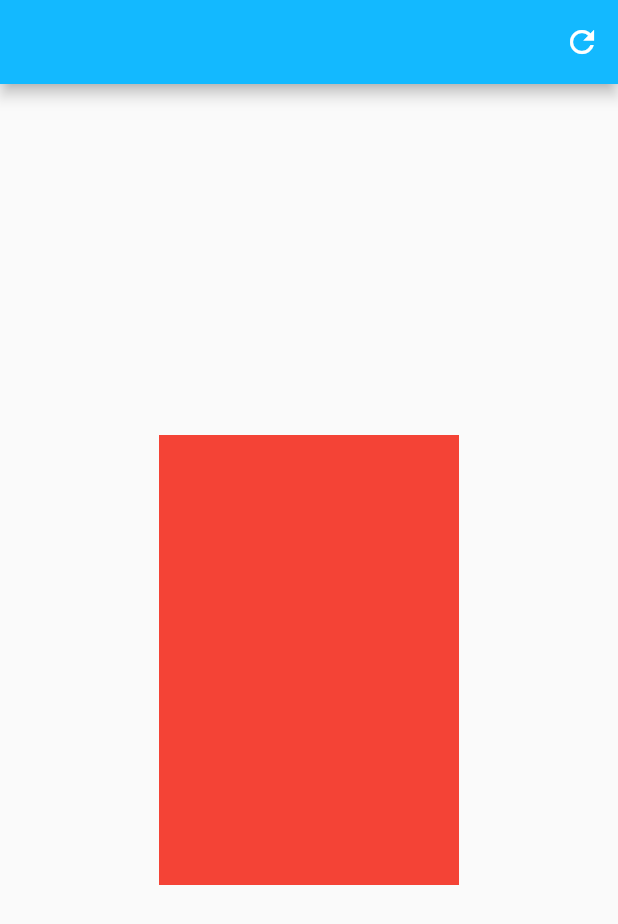
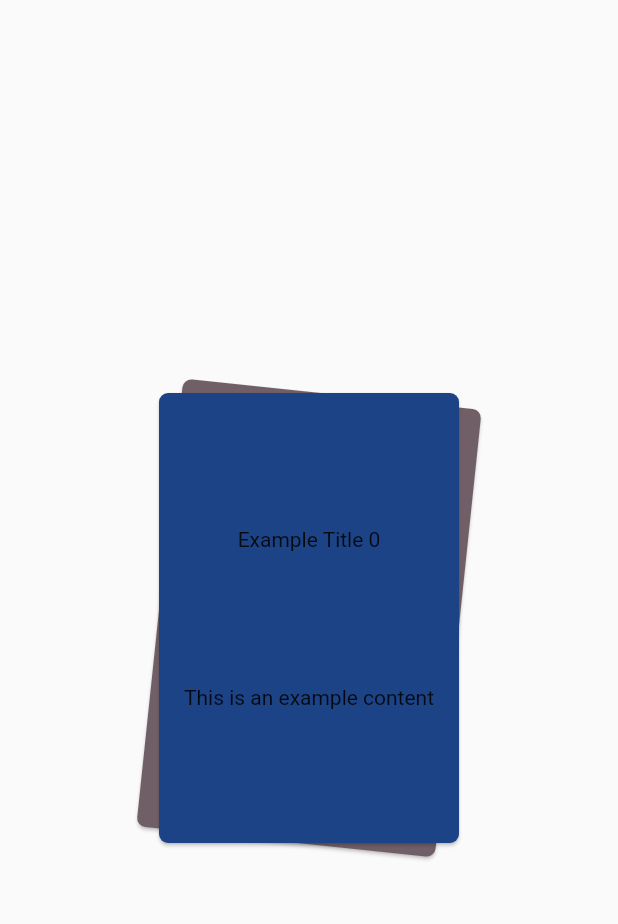
Before and after one commit to mirkancal/friendly-cards, a Flutter app: the screen it shows after launch, on a phone screen of 412 x 824 dp. Shown: the top 924 px of the screen. Run offline on Flutter 3.47's test engine with Material 2 defaults, Android fonts, the phone set to English and light mode, and no system bars; our stand-ins replace bloc, flutter_bloc; generated files the repository leaves out were written again.

Commit message:
- Swipe to remove current card

```diff
--- a/lib/app/app.dart
+++ b/lib/app/app.dart
@@ -7,9 +7,7 @@
 
 import 'package:flutter/material.dart';
 import 'package:flutter_localizations/flutter_localizations.dart';
-import 'package:friendly_cards/counter/widget/card.dart';
-import 'package:friendly_cards/counter/widget/example_draggable.dart';
-import 'package:friendly_cards/counter/widget/slidable_animated_cards.dart';
+import 'package:friendly_cards/counter/widget/slidable_animated_cards_list.dart';
 import 'package:friendly_cards/l10n/l10n.dart';
 
 class App extends StatelessWidget {
@@ -27,7 +25,11 @@ class App extends StatelessWidget {
         GlobalMaterialLocalizations.delegate,
       ],
       supportedLocales: AppLocalizations.supportedLocales,
-      home: SlidableAnimatedCards(),
+      home: const Scaffold(
+        body: Center(
+          child: SlidableAnimatedCardsList(),
+        ),
+      ),
     );
   }
 }
--- a/lib/counter/view/counter_page.dart
+++ b/lib/counter/view/counter_page.dart
@@ -8,7 +8,6 @@
 import 'package:flutter/material.dart';
 import 'package:flutter_bloc/flutter_bloc.dart';
 import 'package:friendly_cards/counter/counter.dart';
-import 'package:friendly_cards/counter/widget/card.dart';
 import 'package:friendly_cards/l10n/l10n.dart';
 
 class CounterPage extends StatelessWidget {
--- a/lib/counter/widget/card.dart
+++ /dev/null
@@ -1,19 +0,0 @@
-import 'package:flutter/material.dart';
-import 'package:friendly_cards/counter/widget/slidable_animated_cards.dart';
-
-const imgUrl =
-    'https://images.unsplash.com/photo-1534528741775-53994a69daeb?ixid=MXwxMjA3fDB8MHxwaG90by1wYWdlfHx8fGVufDB8fHw%3D&ixlib=rb-1.2.1&auto=format&fit=crop&w=1300&q=80';
-
-class MyHomePage extends StatefulWidget {
-  @override
-  _MyHomePageState createState() => _MyHomePageState();
-}
-
-class _MyHomePageState extends State<MyHomePage> {
-  final List<Widget> items = [Image.network(imgUrl)];
-
-  @override
-  Widget build(BuildContext context) {
-    return SlidableAnimatedCards();
-  }
-}
--- /dev/null
+++ b/lib/counter/widget/friendly_card_widget.dart
@@ -0,0 +1,28 @@
+import 'package:flutter/material.dart';
+import 'package:friendly_cards/models/friendly_card.dart';
+
+class FriendlyCardWidget extends StatelessWidget {
+  const FriendlyCardWidget({Key? key, required this.careCard})
+      : super(key: key);
+
+  final FriendlyCard careCard;
+
+  @override
+  Widget build(BuildContext context) {
+    return Card(
+      color: careCard.color,
+      shape: RoundedRectangleBorder(borderRadius: BorderRadius.circular(6)),
+      child: Container(
+        height: 300,
+        width: 200,
+        child: Column(
+          mainAxisAlignment: MainAxisAlignment.spaceEvenly,
+          children: [
+            Text(careCard.title),
+            Text(careCard.content),
+          ],
+        ),
+      ),
+    );
+  }
+}
--- /dev/null
+++ b/lib/counter/widget/slidable_animated_card.dart
@@ -0,0 +1,116 @@
+import 'dart:math';
+
+import 'package:flutter/cupertino.dart';
+import 'package:flutter/material.dart';
+import 'package:flutter/physics.dart';
+
+import '../../extensions/context_extension.dart';
+
+class SlidableAnimatedCard extends StatefulWidget {
+  const SlidableAnimatedCard(
+      {Key? key, required this.child, required this.removeCard})
+      : super(key: key);
+
+  final Widget child;
+  final VoidCallback removeCard;
+
+  @override
+  _SlidableAnimatedCardState createState() => _SlidableAnimatedCardState();
+}
+
+class _SlidableAnimatedCardState extends State<SlidableAnimatedCard>
+    with SingleTickerProviderStateMixin {
+  late final AnimationController controller;
+
+  @override
+  void initState() {
+    controller = AnimationController.unbounded(vsync: this);
+    super.initState();
+  }
+
+  double direction = 0.0;
+  Offset dragStartOffset = const Offset(0, 0);
+  Offset dragUpdateOffset = const Offset(0, 0);
+
+  bool _swipeMeetsEscapeVelocity(Offset dragOffset, Velocity velocity) {
+    return dragOffset.distance + velocity.pixelsPerSecond.distance >
+            3 * context.currentSize.width / 4 &&
+        velocity.pixelsPerSecond.distance > 400;
+  }
+
+  @override
+  Widget build(BuildContext context) {
+    return AnimatedBuilder(
+      animation: controller,
+      builder: (context, _) => Center(
+        child: Transform.translate(
+          offset: Offset.fromDirection(direction, controller.value),
+          child: Transform.rotate(
+            angle: rotateCardByOffset(
+                Offset.fromDirection(direction, controller.value)),
+            child: GestureDetector(
+              onPanStart: (details) {
+                dragStartOffset = details.globalPosition;
+              },
+              onPanUpdate: (details) {
+                dragUpdateOffset = details.globalPosition;
+                var userDragOffset = dragUpdateOffset - dragStartOffset;
+                direction = userDragOffset.direction;
+                controller.value = userDragOffset.distance;
+              },
+              onPanEnd: (details) {
+                var userDragOffset = dragUpdateOffset - dragStartOffset;
+                if (_swipeMeetsEscapeVelocity(
+                    userDragOffset, details.velocity)) {
+                  var frictionSimulation = FrictionSimulation(
+                      0.9,
+                      controller.value,
+                      details.velocity.pixelsPerSecond.distance / 2);
+                  controller.animateWith(frictionSimulation).timeout(
+                    const Duration(seconds: 2),
+                    onTimeout: () {
+                      controller.animateBack(0.0,
+                          duration: const Duration(milliseconds: 1));
+                      Future.delayed(const Duration(seconds: 1));
+                      widget.removeCard();
+                    },
+                  );
+                } else {
+                  var springDescription = const SpringDescription(
+                      mass: 5, stiffness: 5, damping: 5);
+                  var springSimulation = SpringSimulation(
+                      springDescription,
+                      controller.value,
+                      0,
+                      details.velocity.pixelsPerSecond.distance);
+
+                  controller.animateWith(springSimulation);
+                }
+              },
+              child: widget.child,
+            ),
+          ),
+        ),
+      ),
+    );
+  }
+}
+
+double rotateCardByOffset(Offset offset) {
+  print('Offset.dx: ${offset.dx},  Offset.dy: ${offset.dy}');
+  if (offset.dy > 0 && offset.dx > 0) {
+    var rotationAngle = offset.dx / 100 > 1 ? 1 : offset.dx / 100;
+    return -(pi * 1 / 10) * rotationAngle;
+  } else if (offset.dy > 0 && offset.dx < 0) {
+    var rotationAngle = offset.dx / 100 > 1 ? 1 : offset.dx / 100;
+    return -(pi * 1 / 10) * rotationAngle;
+  } else if (offset.dy < 0 && offset.dx < 0) {
+    var rotationAngle = offset.dx / 100 > 1 ? 1 : offset.dx / 100;
+    return -(pi * 1 / 10) * rotationAngle;
+  } else if (offset.dy < 0 && offset.dx > 0) {
+    var rotationAngle = offset.dx / 100 > 1 ? 1 : offset.dx / 100;
+    return -(pi * 1 / 10) * rotationAngle;
+  }
+
+  return 0;
+}
--- a/lib/counter/widget/slidable_animated_cards.dart
+++ /dev/null
@@ -1,128 +0,0 @@
-import 'package:flutter/cupertino.dart';
-import 'package:flutter/material.dart';
-import 'package:flutter/physics.dart';
-import '../../extensions/context_extension.dart';
-import 'dart:math';
-
-class SlidableAnimatedCards extends StatefulWidget {
-  @override
-  _SlidableAnimatedCardsState createState() => _SlidableAnimatedCardsState();
-}
-
-class _SlidableAnimatedCardsState extends State<SlidableAnimatedCards>
-    with SingleTickerProviderStateMixin {
-  late final AnimationController controller;
-
-  @override
-  void initState() {
-    controller = AnimationController.unbounded(vsync: this);
-    super.initState();
-  }
-
-  double direction = 0.0;
-  Offset dragStartOffset = const Offset(0, 0);
-  Offset dragUpdateOffset = const Offset(0, 0);
-
-  bool _swipeMeetsEscapeVelocity(Offset dragOffset, Velocity velocity) {
-    return dragOffset.distance + velocity.pixelsPerSecond.distance >
-            3 * context.currentSize.width / 4 &&
-        velocity.pixelsPerSecond.distance > 400;
-  }
-
-  @override
-  Widget build(BuildContext context) {
-    return Scaffold(
-      appBar: AppBar(
-        actions: [
-          IconButton(
-            icon: const Icon(Icons.refresh),
-            onPressed: () {
-              controller.animateBack(0.0,
-                  duration: const Duration(milliseconds: 400));
-            },
-          )
-        ],
-      ),
-      body: AnimatedBuilder(
-        animation: controller,
-        builder: (context, _) => Center(
-          child: Transform.translate(
-            offset: Offset.fromDirection(direction, controller.value),
-            child: Transform.rotate(
-              angle: rotateCardByOffset(
-                  Offset.fromDirection(direction, controller.value)),
-              child: GestureDetector(
-                onPanStart: (details) {
-                  dragStartOffset = details.globalPosition;
-                },
-                onPanUpdate: (details) {
-                  dragUpdateOffset = details.globalPosition;
-                  var userDragOffset = dragUpdateOffset - dragStartOffset;
-                  direction = userDragOffset.direction;
-                  controller.value = userDragOffset.distance;
-                },
-                onPanEnd: (details) {
-                  var userDragOffset = dragUpdateOffset - dragStartOffset;
-                  if (_swipeMeetsEscapeVelocity(
-                      userDragOffset, details.velocity)) {
-                    var frictionSimulation = FrictionSimulation(
-                        0.9,
-                        controller.value,
-                        details.velocity.pixelsPerSecond.distance);
-                    controller.animateWith(frictionSimulation);
-                  } else {
-                    var springDescription = const SpringDescription(
-                        mass: 5, stiffness: 5, damping: 5);
-                    var springSimulation = SpringSimulation(
-                        springDescription,
-                        controller.value,
-                        0,
-                        details.velocity.pixelsPerSecond.distance);
-
-                    controller.animateWith(springSimulation);
-                  }
-                },
-                child: Container(
-                  height: 300,
-                  width: 200,
-                  color: Colors.red,
-                ),
-              ),
-            ),
-          ),
-        ),
-      ),
-    );
-  }
-}
-
-double rotateCardByOffset(Offset offset) {
-  print('Offset.dx: ${offset.dx},  Offset.dy: ${offset.dy}');
-  if (offset.dy > 0 && offset.dx > 0) {
-    var rotationAngle = offset.dx / 100 > 1 ? 1 : offset.dx / 100;
-    return -(pi * 1 / 10) * rotationAngle;
-  } else if (offset.dy > 0 && offset.dx < 0) {
-    var rotationAngle = offset.dx / 100 > 1 ? 1 : offset.dx / 100;
-    return -(pi * 1 / 10) * rotationAngle;
-  } else if (offset.dy < 0 && offset.dx < 0) {
-    var rotationAngle = offset.dx / 100 > 1 ? 1 : offset.dx / 100;
-    return -(pi * 1 / 10) * rotationAngle;
-  } else if (offset.dy < 0 && offset.dx > 0) {
-    var rotationAngle = offset.dx / 100 > 1 ? 1 : offset.dx / 100;
-    return -(pi * 1 / 10) * rotationAngle;
-  }
-
-  return pi;
-}
-
-class AnimatedStackedList extends StatefulWidget {
-  @override
-  _AnimatedStackedListState createState() => _AnimatedStackedListState();
-}
-
-class _AnimatedStackedListState extends State<AnimatedStackedList> {
-  @override
-  Widget build(BuildContext context) {
-    return Stack();
-  }
-}
--- /dev/null
+++ b/lib/counter/widget/slidable_animated_cards_list.dart
@@ -0,0 +1,72 @@
+import 'dart:math';
+
+import 'package:flutter/material.dart';
+import 'package:friendly_cards/counter/widget/slidable_animated_card.dart';
+import 'package:friendly_cards/models/friendly_card.dart';
+
+import 'friendly_card_widget.dart';
+
+class SlidableAnimatedCardsList extends StatefulWidget {
+  const SlidableAnimatedCardsList();
+
+  @override
+  _SlidableAnimatedCardsListState createState() =>
+      _SlidableAnimatedCardsListState();
+}
+
+class _SlidableAnimatedCardsListState extends State<SlidableAnimatedCardsList> {
+  late final List<SlidableAnimatedCard> cards;
+
+  @override
+  void initState() {
+    cards = List.generate(
+      10,
+      (index) => SlidableAnimatedCard(
+        removeCard: _removeCard,
+        child: FriendlyCardWidget(
+          careCard: FriendlyCard(
+              color: Color((Random().nextDouble() * 0xFFFFFF).toInt())
+                  .withOpacity(1),
+              content: 'This is an example content',
+              title: 'Example Title $index'),
+        ),
+      ),
+    );
+
+    super.initState();
+  }
+
+  void _removeCard() {
+    setState(() {
+      cards.removeAt(0);
+    });
+  }
+
+  @override
+  Widget build(BuildContext context) {
+    return Scaffold(
+      body: Stack(
+        children: [
+          Align(
+            alignment: Alignment.center,
+            child: Transform.rotate(
+              angle: pi / 30,
+              child: Card(
+                color: const Color(0xFF705F67),
+                shape: RoundedRectangleBorder(
+                    borderRadius: BorderRadius.circular(6)),
+                child: Container(
+                  height: 300,
+                  width: 200,
+                ),
+              ),
+            ),
+          ),
+          Positioned(
+            child: cards.isNotEmpty ? cards.first : Container(),
+          ),
+        ],
+      ),
+    );
+  }
+}
--- /dev/null
+++ b/lib/models/friendly_card.dart
@@ -0,0 +1,10 @@
+import 'dart:ui';
+
+class FriendlyCard {
+  const FriendlyCard(
+      {required this.title, required this.content, required this.color});
+
+  final String title;
+  final String content;
+  final Color color;
+}
```
